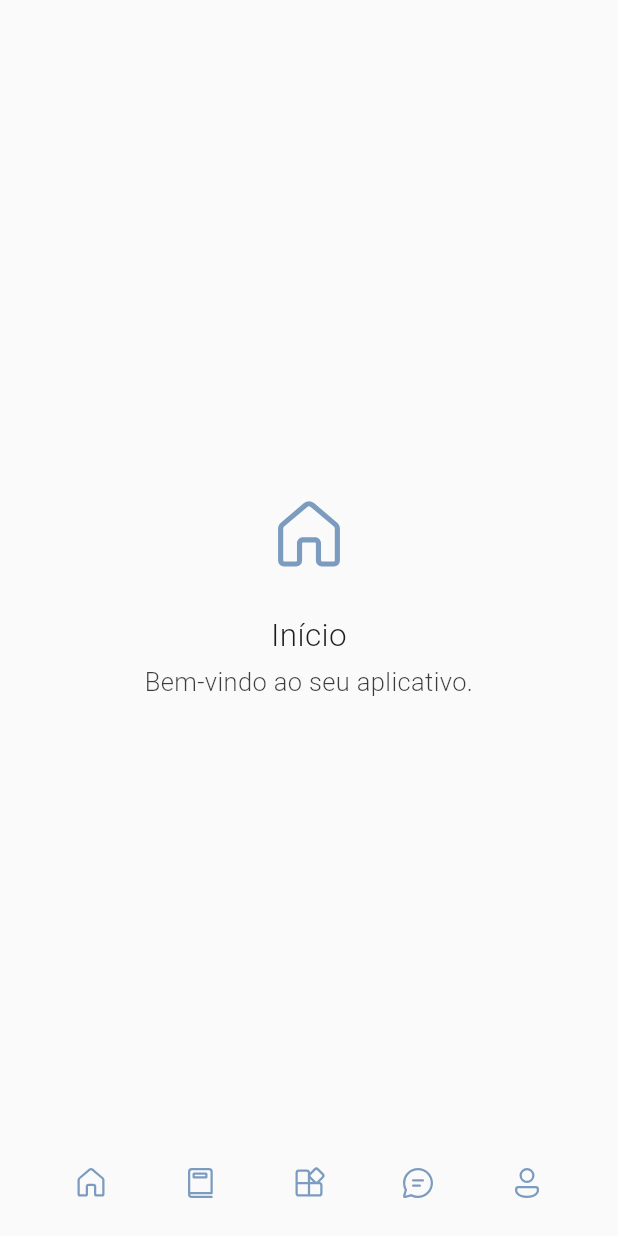
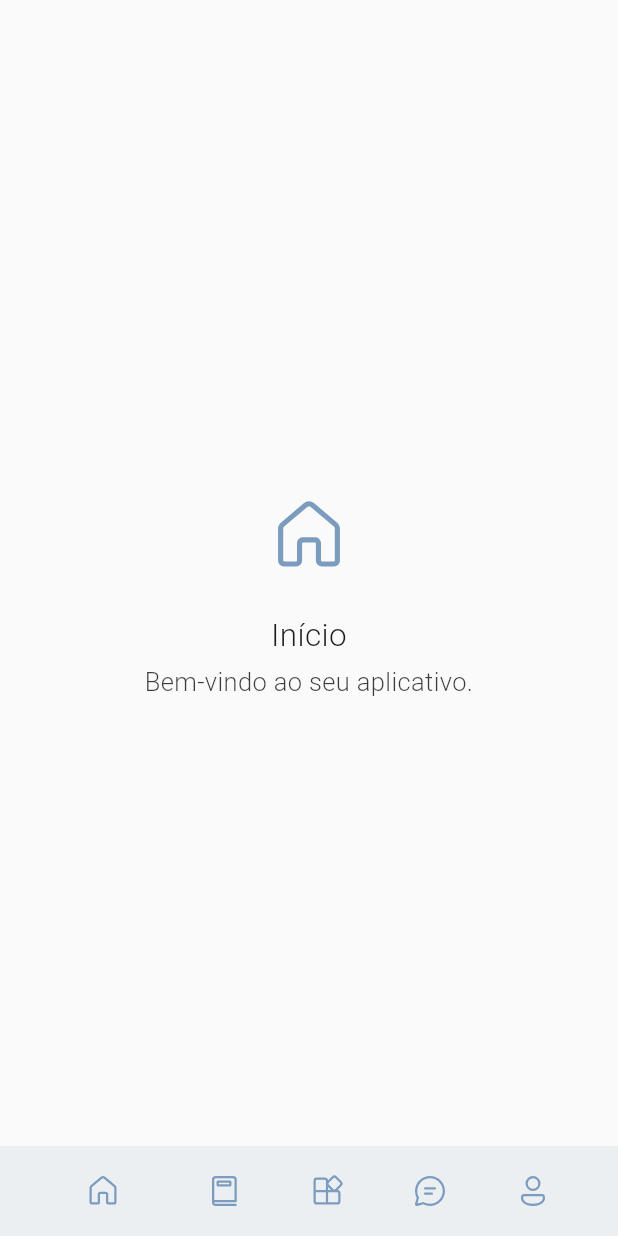
Before and after one commit to intsnow/neuro-uff, a Flutter app: the screen it shows after launch, on a phone screen of 412 x 824 dp. Run offline on Flutter 3.47's test engine with Material 3 defaults, Android fonts, the light colour scheme and no system bars; our stand-ins replace fluentui_system_icons; Roboto replaces fonts that are missing (Calibri).

Commit message:
Adicionando funções de navegação aos Icons _ prototipo

```diff
--- a/lib/pages/home_page.dart
+++ b/lib/pages/home_page.dart
@@ -1,6 +1,7 @@
 
 import 'package:flutter/material.dart';
 import 'package:fluentui_system_icons/fluentui_system_icons.dart' as fluIcon;
+import 'package:flutter/rendering.dart';
 
 class HomePage extends StatefulWidget {
   const HomePage({super.key, required this.title});
@@ -18,6 +19,7 @@ class _HomePageState extends State<HomePage> {
   Widget build(BuildContext context) {
     final screenHeight = MediaQuery.of(context).size.height;
     final screenWidth  = MediaQuery.of(context).size.width;
+    final String title = super.widget.title;
 
     return Scaffold(
       backgroundColor: const Color.fromRGBO(250, 250, 250, 1),
@@ -82,19 +84,51 @@ class _HomePageState extends State<HomePage> {
             //  'Positioned()' força a barra estar fixa e proporcional, mesmo
             //  com ajuste de tela. Sem o bottom posto, a barra estaria no meio
             //  da tela, na parte superior.
-            bottom: screenHeight * 0.0125,
+            bottom: 0,
+
+            //   Left e Right mantêm o espaçamento das extremidades fixo (no
+            //   caso, em zero, para o 1° e o ultimo Icon estarem fixados sempre
+            //   na ponta).
+
+            //   Junto ao "MainAxisAlignment.spaceEvenly", que força um espaço
+            //  entre cada Icon na children, a barra inferior se manterá em 50%
+            //  da tela.
             left: 0,
             right: 0,
 
             child: SizedBox(
-              height: 50,
+              height: 60,
+
+
+              child:  ColoredBox(
+
+                color: Colors.blueGrey.shade50,
 
                 child: Row(
                   mainAxisAlignment: MainAxisAlignment.spaceEvenly,
 
                   children: [
-                  Icon(fluIcon.FluentIcons.home_32_regular,
-                      color: Color.fromRGBO(124, 156, 191, 1)),
+                    IconButton(
+
+                      padding: EdgeInsets.all(4),
+
+
+                      icon: Icon(
+                          fluIcon.FluentIcons.home_32_regular,
+                          color: Color.fromRGBO(124, 156, 191, 1),
+                      ),
+
+                      onPressed: () {
+                        Navigator.push(
+                            context, MaterialPageRoute(
+                                builder: (context) =>  HomePage(title: title,)
+                            )
+                        );
+
+                      },
+                    ),
+
+
                     Icon(fluIcon.FluentIcons.book_32_regular,
                         color: Color.fromRGBO(124, 156, 191, 1)),
                     Icon(fluIcon.FluentIcons.apps_32_regular,
@@ -105,6 +139,10 @@ class _HomePageState extends State<HomePage> {
                         color: Color.fromRGBO(124, 156, 191, 1)),
                   ],
                 ),
+
+
+              )
+
             ),
           ),
 
```
Lines whose indentation alone changed are shown as unchanged.
